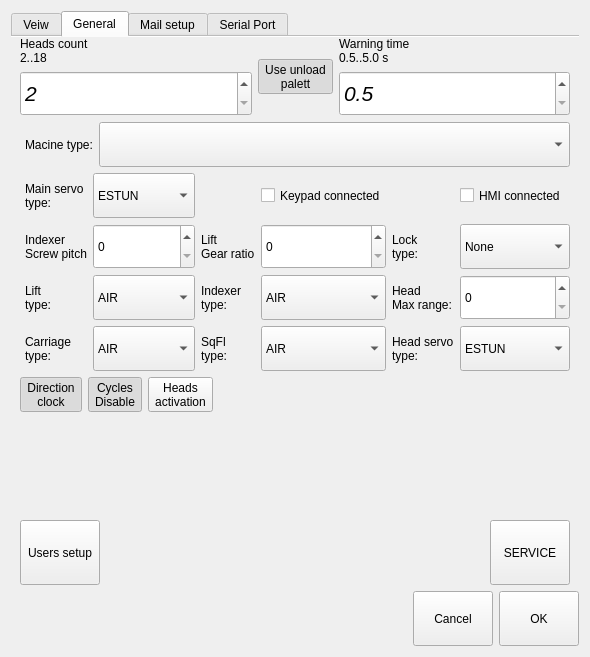
First picture: the form in generalsettingdialog.ui, repository mishkoLitvin/L_Aries-progect, before the edit.
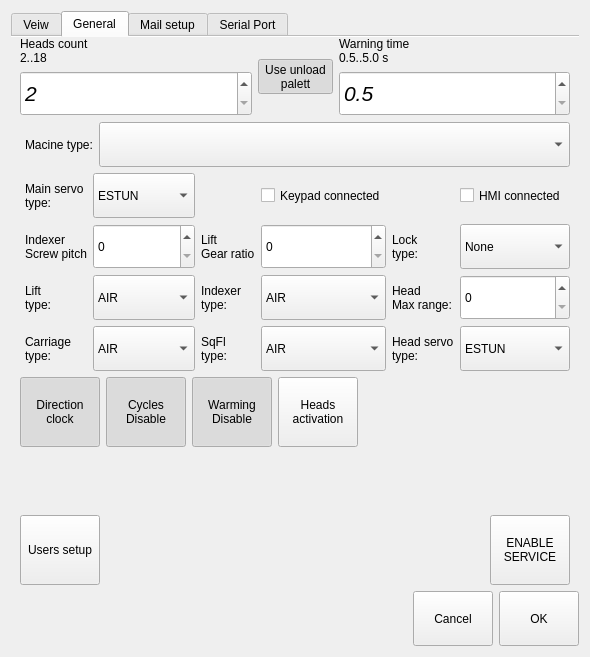
Second picture: the form after the edit. Icons and pictures are not drawn.

Commit message: Warming added. Bug fixing and optimization made.

Diff of the .ui file:
```diff
--- a/generalsettingdialog.ui
+++ b/generalsettingdialog.ui
@@ -851,6 +851,12 @@
           <layout class="QHBoxLayout" name="horizontalLayout_5">
            <item>
             <widget class="QToolButton" name="pButtonDirection">
+             <property name="minimumSize">
+              <size>
+               <width>80</width>
+               <height>70</height>
+              </size>
+             </property>
              <property name="text">
               <string>Direction
 clock</string>
@@ -861,8 +867,8 @@
              </property>
              <property name="iconSize">
               <size>
-               <width>40</width>
-               <height>40</height>
+               <width>35</width>
+               <height>35</height>
               </size>
              </property>
              <property name="checkable">
@@ -878,6 +884,12 @@
            </item>
            <item>
             <widget class="QToolButton" name="pButtonCyclesEnable">
+             <property name="minimumSize">
+              <size>
+               <width>80</width>
+               <height>70</height>
+              </size>
+             </property>
              <property name="text">
               <string>Cycles
 Disable</string>
@@ -888,8 +900,41 @@
              </property>
              <property name="iconSize">
               <size>
-               <width>40</width>
-               <height>40</height>
+               <width>35</width>
+               <height>35</height>
+              </size>
+             </property>
+             <property name="checkable">
+              <bool>true</bool>
+             </property>
+             <property name="checked">
+              <bool>true</bool>
+             </property>
+             <property name="toolButtonStyle">
+              <enum>Qt::ToolButtonTextUnderIcon</enum>
+             </property>
+            </widget>
+           </item>
+           <item>
+            <widget class="QToolButton" name="pButtonWarming">
+             <property name="minimumSize">
+              <size>
+               <width>80</width>
+               <height>70</height>
+              </size>
+             </property>
+             <property name="text">
+              <string>Warming
+Disable</string>
+             </property>
+             <property name="icon">
+              <iconset>
+               <normaloff>:/new/icons/icons/rotateRight.png</normaloff>:/new/icons/icons/rotateRight.png</iconset>
+             </property>
+             <property name="iconSize">
+              <size>
+               <width>35</width>
+               <height>35</height>
               </size>
              </property>
              <property name="checkable">
@@ -905,6 +950,12 @@
            </item>
            <item>
             <widget class="QToolButton" name="pButtonHeadsActivation">
+             <property name="minimumSize">
+              <size>
+               <width>80</width>
+               <height>70</height>
+              </size>
+             </property>
              <property name="text">
               <string>Heads
 activation</string>
@@ -915,8 +966,8 @@
              </property>
              <property name="iconSize">
               <size>
-               <width>40</width>
-               <height>40</height>
+               <width>35</width>
+               <height>35</height>
               </size>
              </property>
              <property name="checkable">
@@ -965,7 +1016,7 @@
              <property name="minimumSize">
               <size>
                <width>80</width>
-               <height>65</height>
+               <height>70</height>
               </size>
              </property>
              <property name="text">
@@ -977,8 +1028,8 @@
              </property>
              <property name="iconSize">
               <size>
-               <width>40</width>
-               <height>40</height>
+               <width>35</width>
+               <height>35</height>
               </size>
              </property>
              <property name="checkable">
@@ -1007,11 +1058,12 @@
              <property name="minimumSize">
               <size>
                <width>80</width>
-               <height>65</height>
+               <height>70</height>
               </size>
              </property>
              <property name="text">
-              <string>SERVICE</string>
+              <string>ENABLE
+SERVICE</string>
              </property>
              <property name="icon">
               <iconset resource="icons.qrc">
@@ -1019,8 +1071,8 @@
              </property>
              <property name="iconSize">
               <size>
-               <width>40</width>
-               <height>40</height>
+               <width>35</width>
+               <height>35</height>
               </size>
              </property>
              <property name="checkable">
```
The commit also changes 38 other files.
